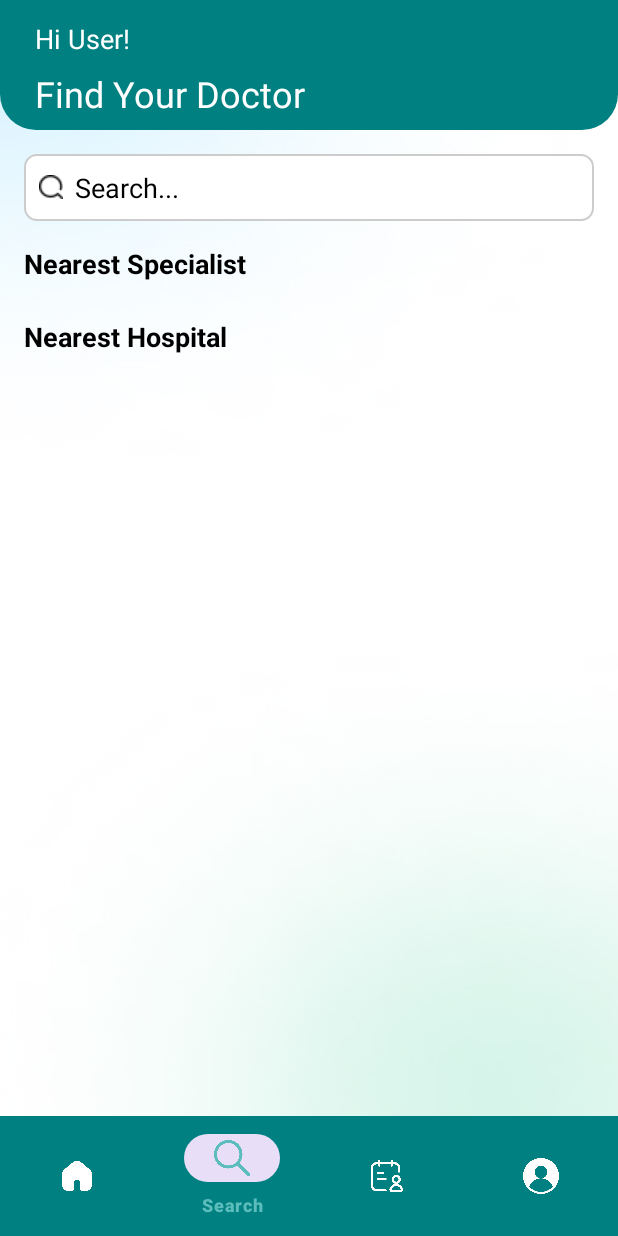
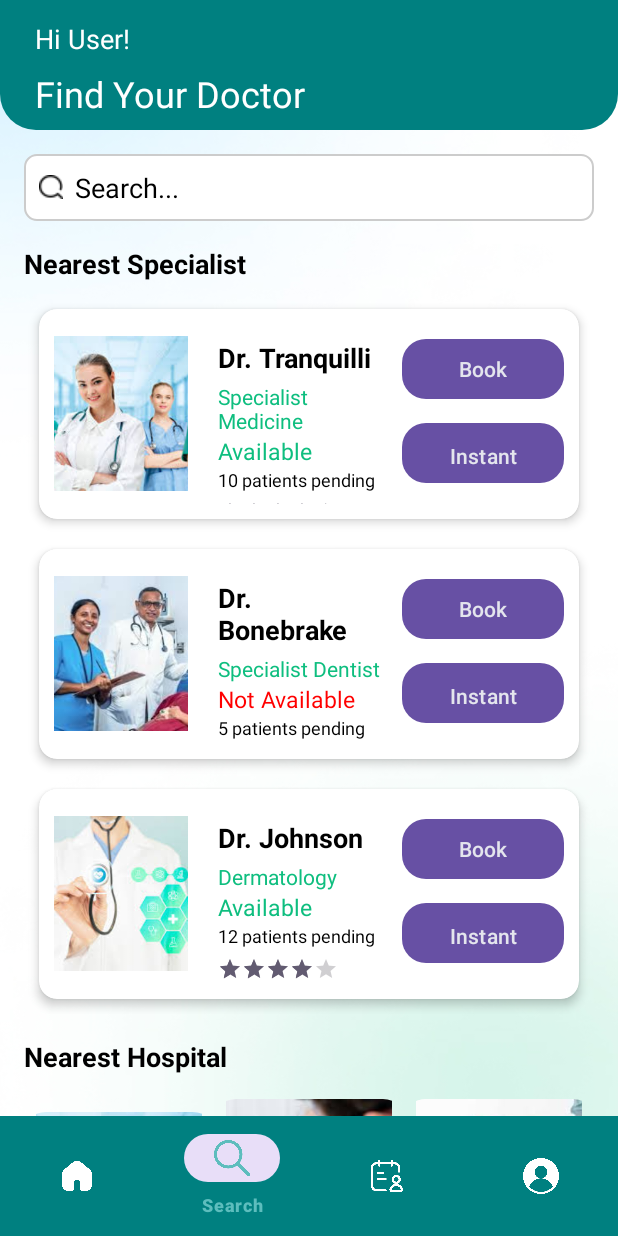
Before and after one commit to kunj-99/trueheal, an Android app: the Home screen opened directly, with no data from a screen before it, item 2 of the bottom bar chosen, on a phone screen of 412 x 824 dp. Run offline under Robolectric (Android 15) with nearby library versions, the phone set to English and light mode, and no system bars.

Commit message:
Search fragment

```diff
--- a/app/src/main/java/com/infowave/trueheal/adapter/HospitalSearchAdapter.java
+++ b/app/src/main/java/com/infowave/trueheal/adapter/HospitalSearchAdapter.java
@@ -1,6 +1,56 @@
 package com.infowave.trueheal.adapter;
 
-public class HospitalSearchAdapter {
+import android.view.LayoutInflater;
+import android.view.View;
+import android.view.ViewGroup;
+import android.widget.ImageView;
+import android.widget.TextView;
 
+import androidx.annotation.NonNull;
+import androidx.recyclerview.widget.RecyclerView;
 
+import com.infowave.trueheal.R;
+
+public class HospitalSearchAdapter extends RecyclerView.Adapter<HospitalSearchAdapter.ViewHolder> {
+
+    private int[] hospitalImages;
+    private String[] hospitalNames;
+
+    // Constructor
+    public HospitalSearchAdapter(int[] images, String[] names) {
+        this.hospitalImages = images;
+        this.hospitalNames = names;
+    }
+
+    @NonNull
+    @Override
+    public ViewHolder onCreateViewHolder(@NonNull ViewGroup parent, int viewType) {
+        // Use your item layout, e.g., item_hospital_search.xml
+        View view = LayoutInflater.from(parent.getContext())
+                .inflate(R.layout.item_hospital_search, parent, false);
+        return new ViewHolder(view);
+    }
+
+    @Override
+    public void onBindViewHolder(@NonNull ViewHolder holder, int position) {
+        holder.hospitalImage.setImageResource(hospitalImages[position]);
+        holder.hospitalName.setText(hospitalNames[position]);
+    }
+
+    @Override
+    public int getItemCount() {
+        return hospitalImages.length;
+    }
+
+    // ViewHolder for a hospital card/item
+    public static class ViewHolder extends RecyclerView.ViewHolder {
+        ImageView hospitalImage;
+        TextView hospitalName;
+
+        public ViewHolder(@NonNull View itemView) {
+            super(itemView);
+            hospitalImage = itemView.findViewById(R.id.img);     // image view ID
+            hospitalName = itemView.findViewById(R.id.txt1);     // text view ID
+        }
+    }
 }
--- a/app/src/main/java/com/infowave/trueheal/fragment/Search.java
+++ b/app/src/main/java/com/infowave/trueheal/fragment/Search.java
@@ -51,14 +51,14 @@ public class Search extends Fragment {
         recyclerView.setLayoutManager(new LinearLayoutManager(getContext()));
 
         // Set up doctor adapter, passing doctor locations
-        doctorAdapter = new doctorsearchaddpter(getContext(), doctorImages, doctorNames, doctorSpecialties, doctorAvailabilities, pendingPatients, doctorRatings, doctorLocations);
+        doctorAdapter = new DoctorSearchAdapter(getContext(), doctorImages, doctorNames, doctorSpecialties, doctorAvailabilities, pendingPatients, doctorRatings, doctorLocations);
         recyclerView.setAdapter(doctorAdapter);
 
         // Initialize RecyclerView for hospitals
         hospitalRecyclerView = view.findViewById(R.id.hospital);
         GridLayoutManager gridLayoutManager = new GridLayoutManager(getActivity(), 3);
         hospitalRecyclerView.setLayoutManager(gridLayoutManager);
-        hospitalAdapter = new searchhospitaladdpter(hospitalImages, hospitalNames);
+        hospitalAdapter = new HospitalSearchAdapter(hospitalImages, hospitalNames);
         hospitalRecyclerView.setAdapter(hospitalAdapter);
 
         return view;
--- /dev/null
+++ b/app/src/main/res/layout/item_hospital_search.xml
@@ -0,0 +1,29 @@
+<?xml version="1.0" encoding="utf-8"?>
+<LinearLayout xmlns:android="http://schemas.android.com/apk/res/android"
+    android:layout_width="match_parent"
+    android:layout_height="wrap_content"
+    android:orientation="vertical"
+    android:padding="8dp"
+    android:gravity="center"> <!-- Optional: Center the layout -->
+
+    <!-- ImageView for displaying the image -->
+
+    <!-- TextView for displaying the label -->
+    <ImageView
+        android:id="@+id/img"
+        android:layout_width="130dp"
+        android:layout_height="120dp"
+        android:background="@drawable/rounded_corners"
+        android:clipToOutline="true"
+        android:scaleType="centerCrop"
+        android:src="@drawable/main1" />
+
+    <TextView
+        android:id="@+id/txt1"
+        android:layout_width="wrap_content"
+        android:layout_height="wrap_content"
+        android:layout_gravity="center"
+        android:text="watch 1"
+        android:textColor="@android:color/black"
+        android:textSize="15sp" /> <!-- Text size -->
+</LinearLayout>
```
Also changed, not shown: app/src/main/AndroidManifest.xml (+9 -0 lines), app/src/main/java/com/infowave/trueheal/BookAppointmen.java (added, +24 -0 lines), app/src/main/java/com/infowave/trueheal/Details.java (added, +24 -0 lines), app/src/main/java/com/infowave/trueheal/InstantAppointment.java (added, +24 -0 lines), app/src/main/java/com/infowave/trueheal/adapter/DoctorSearchAdapter.java (+7 -6 lines), app/src/main/res/layout/activity_book_appointmen.xml (added, +10 -0 lines), app/src/main/res/layout/activity_details.xml (added, +10 -0 lines), app/src/main/res/layout/activity_instant_appointment.xml (added, +10 -0 lines), app/src/main/res/values/colors.xml (+35 -10 lines).
